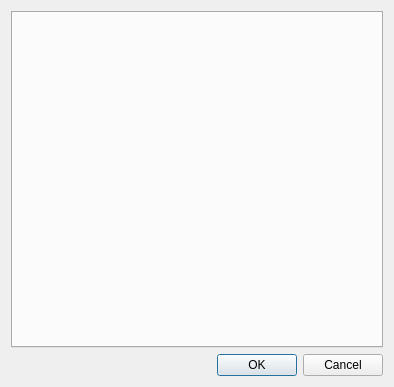
jerobarraco/banta, file banta/res/ui/settings.ui: the form before one commit.
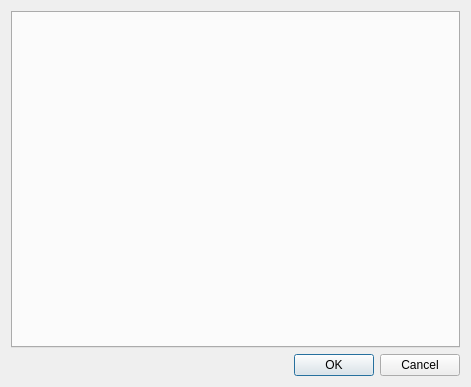
The form after the commit.

What changed in the file:
```diff
--- a/banta/res/ui/settings.ui
+++ b/banta/res/ui/settings.ui
@@ -6,7 +6,7 @@
    <rect>
     <x>0</x>
     <y>0</y>
-    <width>394</width>
+    <width>471</width>
     <height>387</height>
    </rect>
   </property>
```
